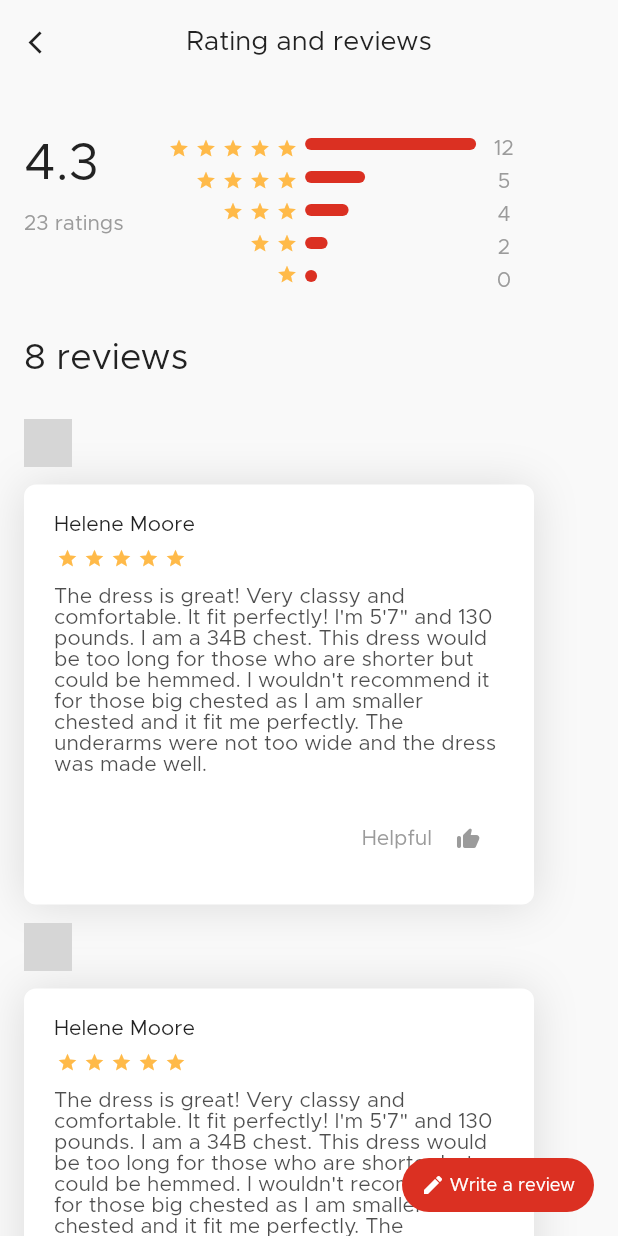
After one commit to salsabilelshiekh2022/E-commerce_application, a Flutter app: the ReviewsView screen opened directly, on a phone screen of 412 x 824 dp. The commit adds this screen. Run offline on Flutter 3.47's test engine with Material 2 defaults, Android fonts, the phone set to English and light mode, and no system bars; drawn by our look-alikes of flutter_rating_bar; our stand-ins replace dio, equatable, flutter_bloc, flutter_svg, persistent_bottom_nav_bar_v2, shared_preferences and 1 more; missing offline and left inert: flutter_margin_widget; accounts and stored records are empty; network calls fail; grey boxes are pictures that could not be loaded.

Commit message:
create review page

```diff
--- a/lib/core/app_storage/app_storage.dart
+++ b/lib/core/app_storage/app_storage.dart
@@ -1,7 +1,6 @@
-import 'package:ecommerce/core/router/routes.dart';
+import 'package:ecommerce/core/router/router.dart';
+import 'package:ecommerce/views/login/view.dart';
 import 'package:shared_preferences/shared_preferences.dart';
-
-import '../../constants.dart';
 
 class AppStorage {
   static late SharedPreferences _preferences;
@@ -20,7 +19,8 @@ class AppStorage {
 
   static clearCache() {
     _preferences.remove('token');
-    navigatorKey.currentState!
-        .pushNamedAndRemoveUntil(AppRoutes.loginPageRoute, (_) => false);
+    // navigatorKey.currentState!
+    //     .pushNamedAndRemoveUntil(AppRoutes.loginPageRoute, (_) => false);
+    AppRouter.navigateAndPop(const LoginView());
   }
 }
--- a/lib/core/router/routes.dart
+++ /dev/null
@@ -1,11 +0,0 @@
-class AppRoutes {
-  static const String loginPageRoute = '/';
-  static const String registerPageRoute = '/register';
-  static const String forgetPasswordRoute = '/forgetPassword';
-  static const String homePageRoute = '/home';
-  static const String navBarRoute = '/navBar';
-  static const String productPageRoute = '/product';
-  static const String settingPageRoute = '/setting';
-  static const String shoppingAddressPageRoute = '/shoppingAddress';
-  static const String addingAdressPageRoute = '/AddingAdress';
-}
--- a/lib/views/login/cubit.dart
+++ b/lib/views/login/cubit.dart
@@ -2,11 +2,12 @@ import 'package:dio/dio.dart';
 import 'package:ecommerce/constants.dart';
 import 'package:ecommerce/core/api_services/api_services.dart';
 import 'package:ecommerce/core/app_storage/app_storage.dart';
-import 'package:ecommerce/core/router/routes.dart';
+import 'package:ecommerce/views/nav_bar/view.dart';
 import 'package:flutter/material.dart';
 import 'package:flutter_bloc/flutter_bloc.dart';
 
 import '../../core/models/user/user.dart';
+import '../../core/router/router.dart';
 import '../../widgets/snak_bar.dart';
 
 part 'state.dart';
@@ -41,8 +42,7 @@ class LoginCubit extends Cubit<LoginState> {
           //showSnakBar(user!.message!, success);
 
           await AppStorage.cacheUser(user!.data!.token!);
-          navigatorKey.currentState!
-              .pushNamedAndRemoveUntil(AppRoutes.navBarRoute, (_) => false);
+          AppRouter.navigateAndPop(const NavBarView());
         } else {
           showSnakBar(user!.message!, error);
         }
--- a/lib/views/product/view.dart
+++ b/lib/views/product/view.dart
@@ -1,6 +1,8 @@
 import 'package:ecommerce/constants.dart';
+import 'package:ecommerce/core/router/router.dart';
 import 'package:ecommerce/views/cart/cubit.dart';
 import 'package:ecommerce/views/product/products_model.dart';
+import 'package:ecommerce/views/reviews/view.dart';
 import 'package:ecommerce/widgets/app_button.dart';
 import 'package:ecommerce/widgets/app_text.dart';
 import 'package:ecommerce/widgets/favorite_button.dart';
@@ -119,20 +121,25 @@ class ProductView extends StatelessWidget {
                           thickness: 0.4,
                           color: grey,
                         ),
-                        const Padding(
-                          padding: EdgeInsets.symmetric(vertical: 16),
+                        Padding(
+                          padding: const EdgeInsets.symmetric(vertical: 16),
                           child: Row(
                             mainAxisAlignment: MainAxisAlignment.spaceBetween,
                             children: [
-                              AppText(
-                                text: 'Shipping info',
+                              const AppText(
+                                text: 'Rating',
                                 fontSize: 16,
                                 color: black,
                               ),
-                              Icon(
-                                Icons.arrow_forward_ios_rounded,
-                                color: black,
-                                size: 16,
+                              InkWell(
+                                onTap: () {
+                                  AppRouter.navigateTo(const ReviewsView());
+                                },
+                                child: const Icon(
+                                  Icons.arrow_forward_ios_rounded,
+                                  color: black,
+                                  size: 16,
+                                ),
                               ),
                             ],
                           ),
--- a/lib/views/register/cubit.dart
+++ b/lib/views/register/cubit.dart
@@ -1,12 +1,13 @@
 import 'package:dio/dio.dart';
 import 'package:ecommerce/core/app_storage/app_storage.dart';
+import 'package:ecommerce/views/nav_bar/view.dart';
 import 'package:flutter/material.dart';
 import 'package:flutter_bloc/flutter_bloc.dart';
 
 import '../../constants.dart';
 import '../../core/api_services/api_services.dart';
 import '../../core/models/user/user.dart';
-import '../../core/router/routes.dart';
+import '../../core/router/router.dart';
 import '../../widgets/snak_bar.dart';
 
 part 'state.dart';
@@ -43,8 +44,7 @@ class RegisterCubit extends Cubit<RegisterState> {
         if (user!.status!) {
           //showSnakBar(user!.message!, success);
           await AppStorage.cacheUser(user!.data!.token!);
-          navigatorKey.currentState!
-              .pushNamedAndRemoveUntil(AppRoutes.navBarRoute, (_) => false);
+          AppRouter.navigateAndPop(const NavBarView());
         } else {
           showSnakBar(user!.message!, error);
         }
--- /dev/null
+++ b/lib/views/reviews/units/rating_line.dart
@@ -0,0 +1,21 @@
+import 'package:flutter/material.dart';
+
+import '../../../constants.dart';
+
+class RatingLine extends StatelessWidget {
+  const RatingLine({
+    super.key,
+    required this.width,
+  });
+  final double width;
+
+  @override
+  Widget build(BuildContext context) {
+    return Container(
+      width: width,
+      height: 8,
+      decoration: BoxDecoration(
+          borderRadius: BorderRadius.circular(4), color: primaryAppColor),
+    );
+  }
+}
--- /dev/null
+++ b/lib/views/reviews/units/rating_section.dart
@@ -0,0 +1,140 @@
+import 'package:flutter/material.dart';
+
+import '../../../constants.dart';
+import '../../../widgets/app_text.dart';
+import '../../../widgets/rating_bar.dart';
+import 'rating_line.dart';
+
+class RatingSection extends StatelessWidget {
+  const RatingSection({super.key});
+
+  @override
+  Widget build(BuildContext context) {
+    return const Row(
+      crossAxisAlignment: CrossAxisAlignment.start,
+      children: [
+        Column(
+          crossAxisAlignment: CrossAxisAlignment.start,
+          children: [
+            AppText(
+              text: '4.3',
+              fontSize: 34,
+              color: black,
+            ),
+            SizedBox(
+              height: 16,
+            ),
+            AppText(
+              text: '23 ratings',
+              color: grey,
+              fontSize: 14,
+            )
+          ],
+        ),
+        SizedBox(
+          width: 28,
+        ),
+        Column(
+          crossAxisAlignment: CrossAxisAlignment.end,
+          mainAxisAlignment: MainAxisAlignment.start,
+          children: [
+            StarRatingBar(),
+            SizedBox(
+              height: 7,
+            ),
+            StarRatingBar(
+              itemCount: 4,
+            ),
+            SizedBox(
+              height: 7,
+            ),
+            StarRatingBar(
+              itemCount: 3,
+            ),
+            SizedBox(
+              height: 7,
+            ),
+            StarRatingBar(
+              itemCount: 2,
+            ),
+            SizedBox(
+              height: 7,
+            ),
+            StarRatingBar(
+              itemCount: 1,
+            ),
+          ],
+        ),
+        SizedBox(
+          width: 3,
+        ),
+        Column(
+          crossAxisAlignment: CrossAxisAlignment.start,
+          children: [
+            RatingLine(width: 114),
+            SizedBox(
+              height: 14,
+            ),
+            RatingLine(width: 40),
+            SizedBox(
+              height: 14,
+            ),
+            RatingLine(width: 29),
+            SizedBox(
+              height: 14,
+            ),
+            RatingLine(width: 15),
+            SizedBox(
+              height: 14,
+            ),
+            RatingLine(width: 8)
+          ],
+        ),
+        SizedBox(
+          width: 12,
+        ),
+        Column(
+          children: [
+            AppText(
+              text: '12',
+              color: grey,
+              fontSize: 14,
+            ),
+            SizedBox(
+              height: 8,
+            ),
+            AppText(
+              text: '5',
+              color: grey,
+              fontSize: 14,
+            ),
+            SizedBox(
+              height: 8,
+            ),
+            AppText(
+              text: '4',
+              color: grey,
+              fontSize: 14,
+            ),
+            SizedBox(
+              height: 8,
+            ),
+            AppText(
+              text: '2',
+              color: grey,
+              fontSize: 14,
+            ),
+            SizedBox(
+              height: 8,
+            ),
+            AppText(
+              text: '0',
+              color: grey,
+              fontSize: 14,
+            ),
+          ],
+        )
+      ],
+    );
+  }
+}
--- /dev/null
+++ b/lib/views/reviews/units/review_list.dart
@@ -0,0 +1,100 @@
+import 'package:flutter/material.dart';
+
+import '../../../constants.dart';
+import '../../../widgets/app_text.dart';
+import '../../../widgets/rating_bar.dart';
+
+class ReviewsList extends StatelessWidget {
+  const ReviewsList({super.key});
+
+  @override
+  Widget build(BuildContext context) {
+    return ListView.builder(
+        itemCount: 5,
+        shrinkWrap: true,
+        physics: const NeverScrollableScrollPhysics(),
+        itemBuilder: (context, index) {
+          return Padding(
+            padding: const EdgeInsets.only(bottom: 12),
+            child: Column(
+              crossAxisAlignment: CrossAxisAlignment.start,
+              children: [
+                ClipRRect(
+                  borderRadius: BorderRadius.circular(16),
+                  child: Image.network(
+                    'https://i.pinimg.com/564x/8c/8e/cb/8c8ecbf422f590259832b5ececfdda1d.jpg',
+                    width: 32,
+                    height: 32,
+                  ),
+                ),
+                const SizedBox(
+                  height: 12,
+                ),
+                Container(
+                  height: 280,
+                  width: 340,
+                  decoration: BoxDecoration(
+                      color: white,
+                      borderRadius: BorderRadius.circular(8),
+                      boxShadow: const [
+                        BoxShadow(
+                            offset: Offset(0, 1),
+                            color: Colors.black12,
+                            blurRadius: 25)
+                      ]),
+                  child: Padding(
+                    padding: const EdgeInsets.all(20),
+                    child: Column(
+                      crossAxisAlignment: CrossAxisAlignment.start,
+                      children: [
+                        const AppText(
+                          text: 'Helene Moore',
+                          fontSize: 14,
+                          color: black,
+                        ),
+                        const SizedBox(
+                          height: 8,
+                        ),
+                        const StarRatingBar(),
+                        const SizedBox(
+                          height: 12,
+                        ),
+                        const Opacity(
+                          opacity: 0.8,
+                          child: AppText(
+                            text:
+                                'The dress is great! Very classy and comfortable. It fit perfectly! I\'m 5\'7" and 130 pounds. I am a 34B chest. This dress would be too long for those who are shorter but could be hemmed. I wouldn\'t recommend it for those big chested as I am smaller chested and it fit me perfectly. The underarms were not too wide and the dress was made well.',
+                            maxLines: 9,
+                            fontSize: 14,
+                          ),
+                        ),
+                        const SizedBox(
+                          height: 18,
+                        ),
+                        Row(
+                          mainAxisAlignment: MainAxisAlignment.end,
+                          children: [
+                            const AppText(
+                              text: 'Helpful',
+                              color: grey,
+                            ),
+                            IconButton(
+                              onPressed: () {},
+                              icon: const Icon(
+                                Icons.thumb_up_alt_rounded,
+                                color: grey,
+                                size: 16,
+                              ),
+                            ),
+                          ],
+                        )
+                      ],
+                    ),
+                  ),
+                )
+              ],
+            ),
+          );
+        });
+  }
+}
--- /dev/null
+++ b/lib/views/reviews/view.dart
@@ -0,0 +1,85 @@
+import 'package:ecommerce/constants.dart';
+import 'package:flutter/material.dart';
+
+import '../../widgets/app_text.dart';
+import 'units/rating_section.dart';
+import 'units/review_list.dart';
+
+class ReviewsView extends StatelessWidget {
+  const ReviewsView({super.key});
+
+  @override
+  Widget build(BuildContext context) {
+    return Scaffold(
+      floatingActionButton: Container(
+        width: 128,
+        height: 36,
+        decoration: BoxDecoration(
+            borderRadius: BorderRadius.circular(25), color: primaryAppColor),
+        child: const Row(
+          mainAxisAlignment: MainAxisAlignment.center,
+          children: [
+            Icon(
+              Icons.edit,
+              color: white,
+              size: 16,
+            ),
+            SizedBox(
+              width: 3,
+            ),
+            AppText(
+              text: 'Write a review',
+              fontSize: 12,
+              color: white,
+            )
+          ],
+        ),
+      ),
+      appBar: AppBar(
+        title: const AppText(
+          text: 'Rating and reviews',
+          fontSize: 18,
+        ),
+        leading: IconButton(
+          icon: const Icon(
+            Icons.arrow_back_ios,
+            size: 18,
+          ),
+          onPressed: () {
+            Navigator.pop(context);
+          },
+        ),
+        centerTitle: true,
+      ),
+      body: const SafeArea(
+        child: SingleChildScrollView(
+          physics: BouncingScrollPhysics(),
+          child: Padding(
+            padding: EdgeInsets.all(16),
+            child: Column(
+              crossAxisAlignment: CrossAxisAlignment.start,
+              children: [
+                SizedBox(
+                  height: 20,
+                ),
+                RatingSection(),
+                SizedBox(
+                  height: 33,
+                ),
+                AppText(
+                  text: '8 reviews',
+                  fontSize: 24,
+                  color: black,
+                ),
+                SizedBox(
+                  height: 28,
+                ),
+                ReviewsList(),
+              ],
+            ),
+          ),
+        ),
+      ),
+    );
+  }
+}
--- a/lib/widgets/rating_bar.dart
+++ b/lib/widgets/rating_bar.dart
@@ -3,7 +3,8 @@ import 'package:flutter/material.dart';
 import 'package:flutter_rating_bar/flutter_rating_bar.dart';
 
 class StarRatingBar extends StatelessWidget {
-  const StarRatingBar({super.key});
+  const StarRatingBar({super.key, this.itemCount});
+  final int? itemCount;
 
   @override
   Widget build(BuildContext context) {
@@ -12,7 +13,7 @@ class StarRatingBar extends StatelessWidget {
       minRating: 1,
       direction: Axis.horizontal,
       allowHalfRating: true,
-      itemCount: 5,
+      itemCount: itemCount ?? 5,
       itemSize: 14,
       itemPadding: const EdgeInsets.symmetric(horizontal: 2.0),
       itemBuilder: (context, _) => const Icon(
```
